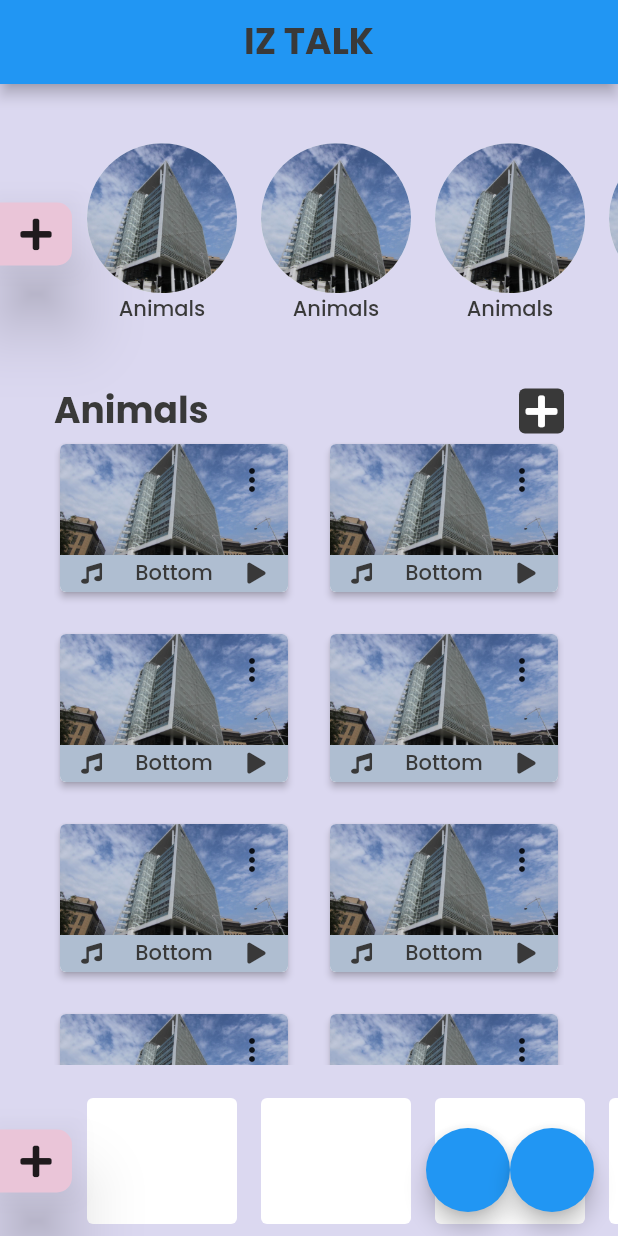
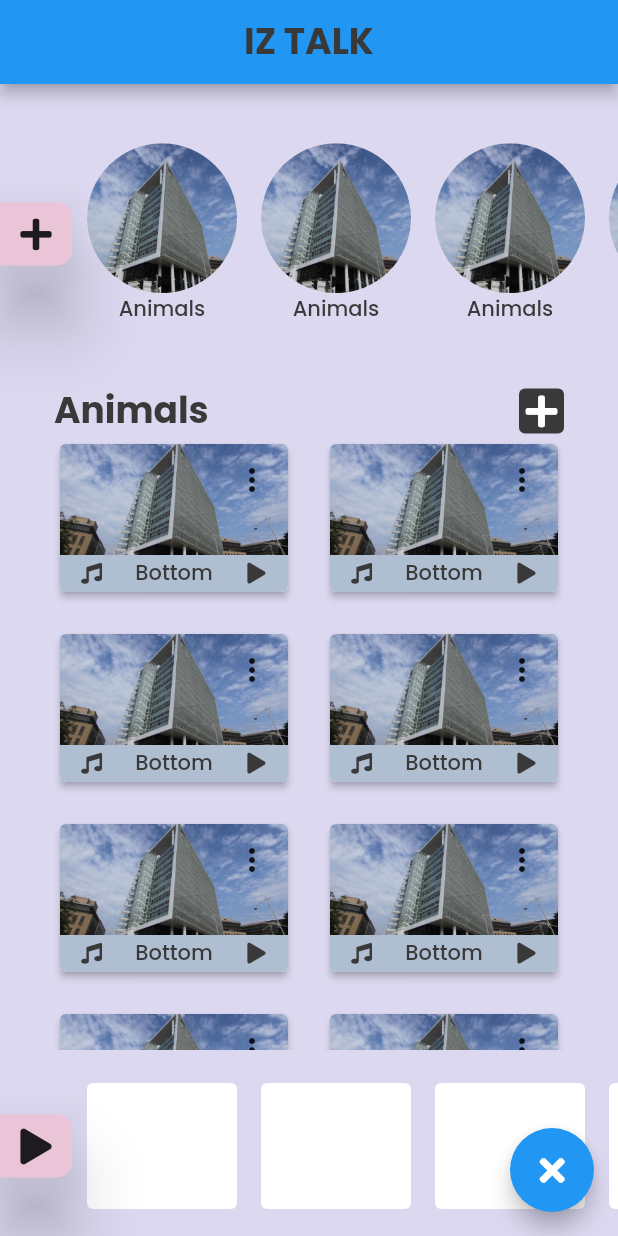
Before and after one commit to SyahidSamad/appfyp, a Flutter app: the screen it shows after launch, after a tap on an icon or button, on a phone screen of 412 x 824 dp. Run offline on Flutter 3.47's test engine with Material 2 defaults, Android fonts, the phone set to English and light mode, and no system bars; our stand-ins replace font_awesome_flutter; missing offline and left inert: flutter_cache.

Commit message:
improve: A bit of improvement

```diff
--- /dev/null
+++ b/lib/enum.dart
@@ -0,0 +1 @@
+enum ViewState { BUSY, IDLE }
--- /dev/null
+++ b/lib/model/baseModel.dart
@@ -0,0 +1,3 @@
+abstract class BaseModel {
+  toMap() {}
+}
--- a/lib/view/mainScreen.dart
+++ b/lib/view/mainScreen.dart
@@ -4,6 +4,7 @@ import 'package:appfyp/widget/categoryList.dart';
 import 'package:appfyp/widget/categoryPage.dart';
 import 'package:appfyp/widget/createSentence.dart';
 import 'package:flutter/material.dart';
+import 'package:font_awesome_flutter/font_awesome_flutter.dart';
 
 class MainScreen extends StatefulWidget {
   @override
@@ -34,20 +35,23 @@ class _MainScreenState extends State<MainScreen> {
               CategoryList(),
               Expanded(child: CategoryPage()),
               createSentence ? CreateSentence() : Container(),
+              SizedBox(
+                height: 10,
+              )
             ],
           ),
         ]),
         floatingActionButton: createSentence
-            ? Row(
-                mainAxisAlignment: MainAxisAlignment.end,
-                children: [
-                  FloatingActionButton(onPressed: () {}),
-                  FloatingActionButton(onPressed: () {
-                    setState(() {
-                      createSentence = false;
-                    });
-                  }),
-                ],
+            ? FloatingActionButton(
+                onPressed: () {
+                  setState(() {
+                    createSentence = false;
+                  });
+                },
+                child: FaIcon(
+                  FontAwesomeIcons.times,
+                  color: Colors.white,
+                ),
               )
             : ElevatedButton(
                 onPressed: () {
--- a/lib/widget/createSentence.dart
+++ b/lib/widget/createSentence.dart
@@ -33,7 +33,7 @@ class CreateSentence extends StatelessWidget {
               right: Radius.circular(10), left: Radius.circular(0)),
         ),
         child: IconButton(
-          icon: Icon(FontAwesomeIcons.plus),
+          icon: Icon(FontAwesomeIcons.play),
           onPressed: () {},
         ),
       ),
@@ -43,10 +43,13 @@ class CreateSentence extends StatelessWidget {
   Widget wordContainer() {
     return Padding(
       padding: const EdgeInsets.all(8.0),
-      child: Container(
-        decoration: getDeco(Colors.white),
-        // height: 50,
-        width: 100,
+      child: InkWell(
+        onTap: () {},
+        child: Ink(
+          decoration: getDeco(Colors.white),
+          // height: 50,
+          width: 100,
+        ),
       ),
     );
   }
--- a/pubspec.yaml
+++ b/pubspec.yaml
@@ -24,6 +24,7 @@ dependencies:
   flutter:
     sdk: flutter
   font_awesome_flutter: ^8.11.0
+  flutter_cache: ^0.1.0
 
 
   # The following adds the Cupertino Icons font to your application.
```
Also changed, not shown: lib/model/categorymodel.dart (+9 -0 lines), lib/presenter/basePresenter.dart (added, +7 -0 lines), lib/services/cacheService.dart (added, +8 -0 lines), pubspec.lock, 3 other files.
